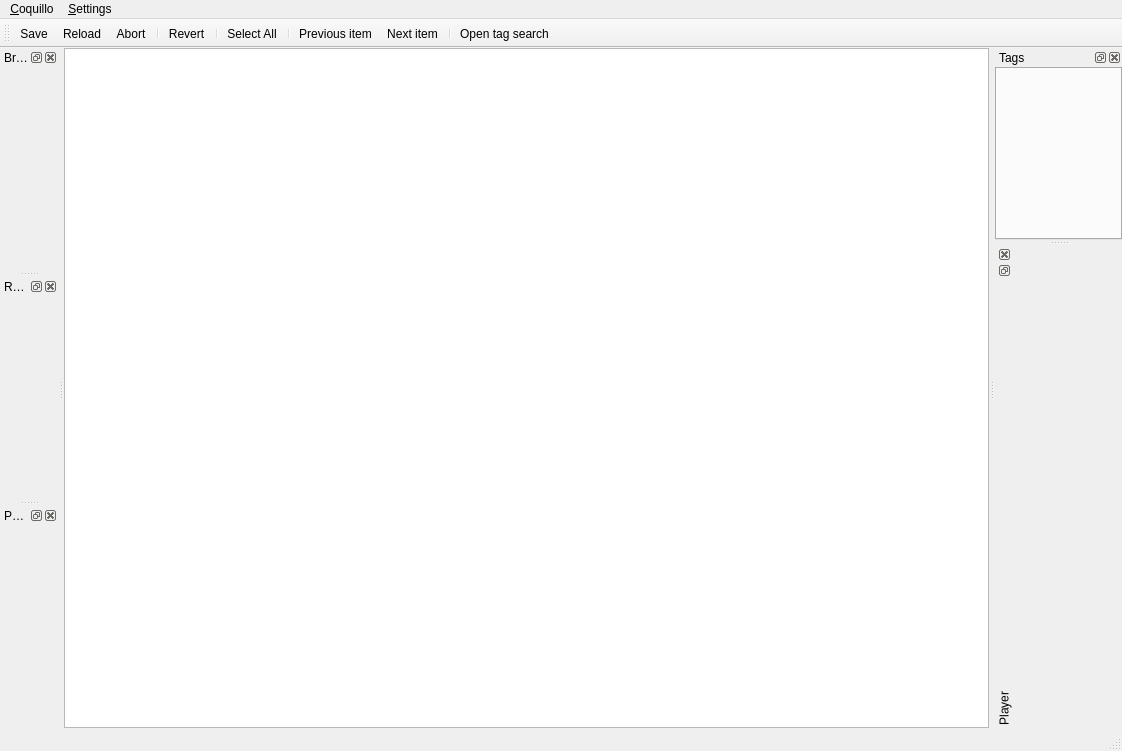
First picture: the form in ui/mainwindow.ui, repository sjuvonen/coquillo, before the edit.
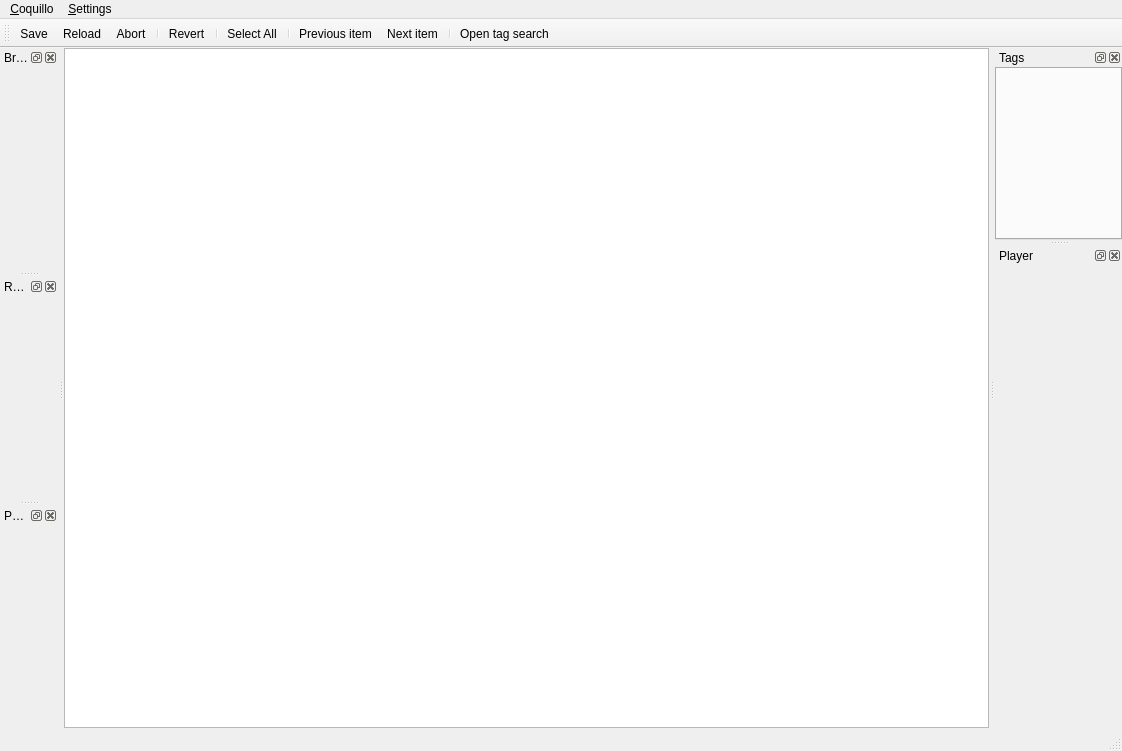
Second picture: the form after the edit. Icons and pictures are not drawn. Custom widgets are drawn as their Qt base class.

```diff
--- a/ui/mainwindow.ui
+++ b/ui/mainwindow.ui
@@ -170,7 +170,7 @@
    </property>
    <property name="minimumSize">
     <size>
-     <width>35</width>
+     <width>58</width>
      <height>58</height>
     </size>
    </property>
@@ -178,9 +178,6 @@
     <iconset theme="media-playback-start">
      <normaloff>.</normaloff>.</iconset>
    </property>
-   <property name="features">
-    <set>QDockWidget::DockWidgetClosable|QDockWidget::DockWidgetFloatable|QDockWidget::DockWidgetVerticalTitleBar</set>
-   </property>
    <property name="allowedAreas">
     <set>Qt::LeftDockWidgetArea|Qt::RightDockWidgetArea</set>
    </property>
```
